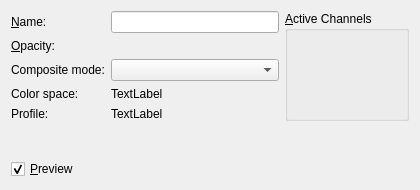
Before: the Qt Designer form krita/ui/forms/wdglayerproperties.ui in KDE/krita, drawn with Qt 5.
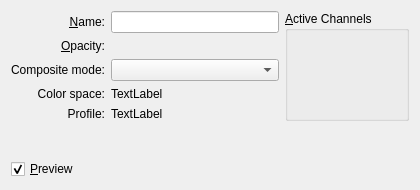
After: the same form once the commit is applied. Custom widgets are drawn as their Qt base class.

Commit message:
Fix the alignment of labels in dialogs
Patch by Juan Palacios

```diff
--- a/krita/ui/forms/wdglayerproperties.ui
+++ b/krita/ui/forms/wdglayerproperties.ui
@@ -24,6 +24,9 @@
        <property name="text">
         <string>&amp;Name:</string>
        </property>
+       <property name="alignment">
+        <set>Qt::AlignRight|Qt::AlignTrailing|Qt::AlignVCenter</set>
+       </property>
        <property name="buddy">
         <cstring>editName</cstring>
        </property>
@@ -37,6 +40,9 @@
        <property name="text">
         <string>&amp;Opacity:</string>
        </property>
+       <property name="alignment">
+        <set>Qt::AlignRight|Qt::AlignTrailing|Qt::AlignVCenter</set>
+       </property>
        <property name="buddy">
         <cstring>intOpacity</cstring>
        </property>
@@ -50,6 +56,9 @@
        <property name="text">
         <string>Composite mode:</string>
        </property>
+       <property name="alignment">
+        <set>Qt::AlignRight|Qt::AlignTrailing|Qt::AlignVCenter</set>
+       </property>
       </widget>
      </item>
      <item row="3" column="0">
@@ -57,6 +66,9 @@
        <property name="text">
         <string>Color space:</string>
        </property>
+       <property name="alignment">
+        <set>Qt::AlignRight|Qt::AlignTrailing|Qt::AlignVCenter</set>
+       </property>
       </widget>
      </item>
      <item row="3" column="1">
@@ -72,7 +84,7 @@
         <string>Profile:</string>
        </property>
        <property name="alignment">
-        <set>Qt::AlignLeading|Qt::AlignLeft|Qt::AlignTop</set>
+        <set>Qt::AlignRight|Qt::AlignTop|Qt::AlignTrailing</set>
        </property>
       </widget>
      </item>
```
The commit also changes 71 other files.
